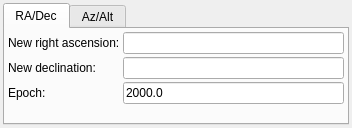
This is kstars/dialogs/focusdialog.ui in KDE/kstars as Qt 5 draws it before an edit. The edited form follows.
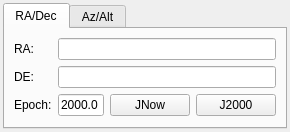
This is the edited form. Custom widgets are drawn as their Qt base class.

Commit message: Improve set coordinates manually by adding switches for JNow and J2000 settings

What changed in the file:
```diff
--- a/kstars/dialogs/focusdialog.ui
+++ b/kstars/dialogs/focusdialog.ui
@@ -6,8 +6,8 @@
    <rect>
     <x>0</x>
     <y>0</y>
-    <width>352</width>
-    <height>128</height>
+    <width>290</width>
+    <height>129</height>
    </rect>
   </property>
   <layout class="QVBoxLayout">
@@ -35,47 +35,76 @@
       <attribute name="title">
        <string>RA/Dec</string>
       </attribute>
-      <layout class="QGridLayout">
-       <property name="leftMargin">
-        <number>3</number>
-       </property>
-       <property name="topMargin">
-        <number>3</number>
-       </property>
-       <property name="rightMargin">
-        <number>3</number>
-       </property>
-       <property name="bottomMargin">
-        <number>3</number>
-       </property>
-       <property name="spacing">
-        <number>3</number>
-       </property>
-       <item row="1" column="1">
-        <widget class="dmsBox" name="decBox">
-         <property name="clearButtonEnabled">
-          <bool>true</bool>
+      <layout class="QGridLayout" name="gridLayout">
+       <item row="3" column="0">
+        <spacer name="verticalSpacer_2">
+         <property name="orientation">
+          <enum>Qt::Vertical</enum>
          </property>
-        </widget>
-       </item>
-       <item row="2" column="1">
-        <widget class="QLineEdit" name="epochBox">
-         <property name="text">
-          <string>2000.0</string>
+         <property name="sizeHint" stdset="0">
+          <size>
+           <width>20</width>
+           <height>40</height>
+          </size>
          </property>
-        </widget>
-       </item>
-       <item row="0" column="0">
-        <widget class="QLabel" name="raLabel">
-         <property name="text">
-          <string>New right ascension:</string>
-         </property>
-        </widget>
+        </spacer>
        </item>
        <item row="1" column="0">
         <widget class="QLabel" name="decLabel">
+         <property name="sizePolicy">
+          <sizepolicy hsizetype="Preferred" vsizetype="Preferred">
+           <horstretch>0</horstretch>
+           <verstretch>0</verstretch>
+          </sizepolicy>
+         </property>
+         <property name="toolTip">
+          <string>Declination</string>
+         </property>
          <property name="text">
-          <string>New declination:</string>
+          <string>DE:</string>
+         </property>
+        </widget>
+       </item>
+       <item row="2" column="2">
+        <widget class="QPushButton" name="JNowB">
+         <property name="toolTip">
+          <string>Set Epoch to now</string>
+         </property>
+         <property name="text">
+          <string>JNow</string>
+         </property>
+        </widget>
+       </item>
+       <item row="2" column="3">
+        <widget class="QPushButton" name="J2000B">
+         <property name="toolTip">
+          <string>Set Epoch to J2000</string>
+         </property>
+         <property name="text">
+          <string>J2000</string>
+         </property>
+        </widget>
+       </item>
+       <item row="0" column="1" colspan="3">
+        <widget class="dmsBox" name="raBox">
+         <property name="clearButtonEnabled">
+          <bool>true</bool>
+         </property>
+        </widget>
+       </item>
+       <item row="0" column="0">
+        <widget class="QLabel" name="raLabel">
+         <property name="sizePolicy">
+          <sizepolicy hsizetype="Preferred" vsizetype="Preferred">
+           <horstretch>0</horstretch>
+           <verstretch>0</verstretch>
+          </sizepolicy>
+         </property>
+         <property name="toolTip">
+          <string>Right Ascension</string>
+         </property>
+         <property name="text">
+          <string>RA:</string>
          </property>
         </widget>
        </item>
@@ -86,26 +115,20 @@
          </property>
         </widget>
        </item>
-       <item row="0" column="1">
-        <widget class="dmsBox" name="raBox">
+       <item row="2" column="1">
+        <widget class="QLineEdit" name="epochBox">
+         <property name="text">
+          <string>2000.0</string>
+         </property>
+        </widget>
+       </item>
+       <item row="1" column="1" colspan="3">
+        <widget class="dmsBox" name="decBox">
          <property name="clearButtonEnabled">
           <bool>true</bool>
          </property>
         </widget>
        </item>
-       <item row="3" column="0">
-        <spacer name="verticalSpacer_2">
-         <property name="orientation">
-          <enum>Qt::Vertical</enum>
-         </property>
-         <property name="sizeHint" stdset="0">
-          <size>
-           <width>20</width>
-           <height>40</height>
-          </size>
-         </property>
-        </spacer>
-       </item>
       </layout>
      </widget>
      <widget class="QWidget" name="aaTab">
```
Left out of the diff: 86 changed lines with no effect on the pictures. The commit also changes 2 other files.
